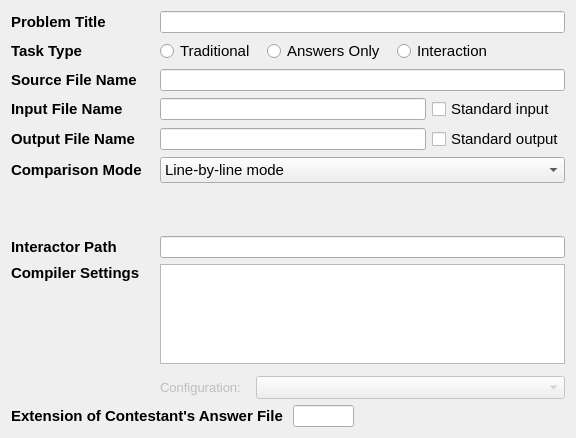
First picture: the form in forms_unix/taskeditwidget.ui, repository Dust1404/Project_LemonPlus, before the edit.
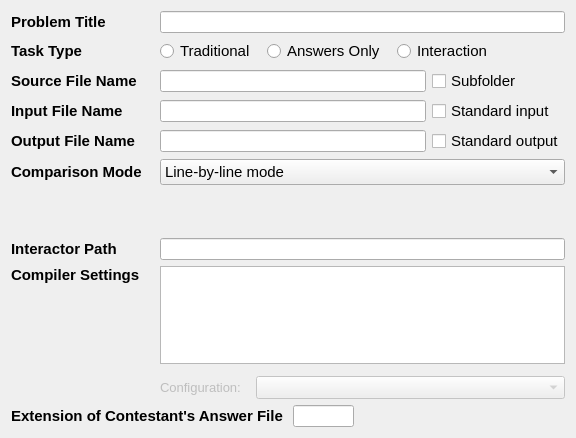
Second picture: the form after the edit. Custom widgets are drawn as their Qt base class.

Diff of the .ui file:
```diff
--- a/forms_unix/taskeditwidget.ui
+++ b/forms_unix/taskeditwidget.ui
@@ -65,9 +65,6 @@
      </property>
     </widget>
    </item>
-   <item row="2" column="1" colspan="2">
-    <widget class="QLineEdit" name="sourceFileName"/>
-   </item>
    <item row="1" column="1" colspan="2">
     <layout class="QHBoxLayout" name="horizontalLayout_2">
      <property name="spacing">
@@ -496,6 +493,21 @@
      </property>
     </widget>
    </item>
+   <item row="2" column="1">
+    <widget class="QLineEdit" name="sourceFileName"/>
+   </item>
+   <item row="2" column="2">
+    <widget class="QCheckBox" name="subFolderCheck">
+     <property name="font">
+      <font>
+       <pointsize>11</pointsize>
+      </font>
+     </property>
+     <property name="text">
+      <string>Subfolder</string>
+     </property>
+    </widget>
+   </item>
   </layout>
  </widget>
  <customwidgets>
```
